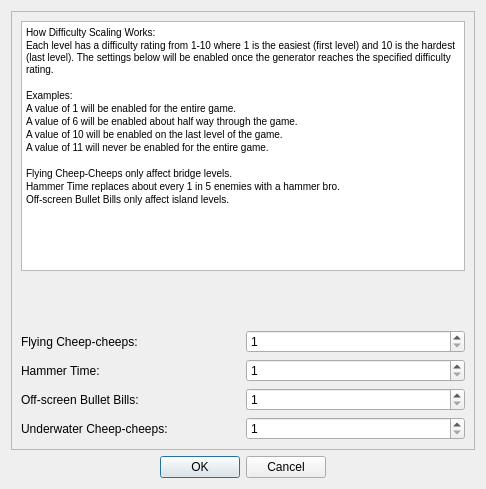
Old version of the form SMB1/SMB1_Compliance_To_SMB1/Configure_Difficulty_Form.ui in the repository Coolcord/Level-Headed.
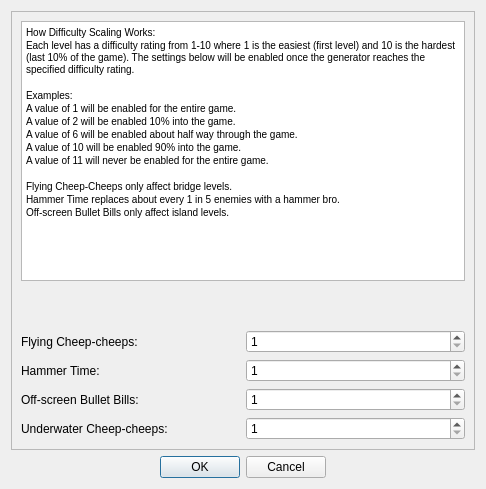
New version of the form.

Commit message: Updated the Difficulty Scaling description

The edit to the form file:
```diff
--- a/SMB1/SMB1_Compliance_To_SMB1/Configure_Difficulty_Form.ui
+++ b/SMB1/SMB1_Compliance_To_SMB1/Configure_Difficulty_Form.ui
@@ -36,7 +36,7 @@
            <property name="minimumSize">
             <size>
              <width>0</width>
-             <height>250</height>
+             <height>260</height>
             </size>
            </property>
            <property name="html">
@@ -45,12 +45,13 @@
 p, li { white-space: pre-wrap; }
 &lt;/style&gt;&lt;/head&gt;&lt;body style=&quot; font-family:'MS Shell Dlg 2'; font-size:7.8pt; font-weight:400; font-style:normal;&quot;&gt;
 &lt;p style=&quot; margin-top:0px; margin-bottom:0px; margin-left:0px; margin-right:0px; -qt-block-indent:0; text-indent:0px;&quot;&gt;How Difficulty Scaling Works:&lt;/p&gt;
-&lt;p style=&quot; margin-top:0px; margin-bottom:0px; margin-left:0px; margin-right:0px; -qt-block-indent:0; text-indent:0px;&quot;&gt;Each level has a difficulty rating from 1-10 where 1 is the easiest (first level) and 10 is the hardest (last level). The settings below will be enabled once the generator reaches the specified difficulty rating.&lt;/p&gt;
+&lt;p style=&quot; margin-top:0px; margin-bottom:0px; margin-left:0px; margin-right:0px; -qt-block-indent:0; text-indent:0px;&quot;&gt;Each level has a difficulty rating from 1-10 where 1 is the easiest (first level) and 10 is the hardest (last 10% of the game). The settings below will be enabled once the generator reaches the specified difficulty rating.&lt;/p&gt;
 &lt;p style=&quot;-qt-paragraph-type:empty; margin-top:0px; margin-bottom:0px; margin-left:0px; margin-right:0px; -qt-block-indent:0; text-indent:0px;&quot;&gt;&lt;br /&gt;&lt;/p&gt;
 &lt;p style=&quot; margin-top:0px; margin-bottom:0px; margin-left:0px; margin-right:0px; -qt-block-indent:0; text-indent:0px;&quot;&gt;Examples:&lt;/p&gt;
 &lt;p style=&quot; margin-top:0px; margin-bottom:0px; margin-left:0px; margin-right:0px; -qt-block-indent:0; text-indent:0px;&quot;&gt;A value of 1 will be enabled for the entire game.&lt;/p&gt;
+&lt;p style=&quot; margin-top:0px; margin-bottom:0px; margin-left:0px; margin-right:0px; -qt-block-indent:0; text-indent:0px;&quot;&gt;A value of 2 will be enabled 10% into the game.&lt;/p&gt;
 &lt;p style=&quot; margin-top:0px; margin-bottom:0px; margin-left:0px; margin-right:0px; -qt-block-indent:0; text-indent:0px;&quot;&gt;A value of 6 will be enabled about half way through the game.&lt;/p&gt;
-&lt;p style=&quot; margin-top:0px; margin-bottom:0px; margin-left:0px; margin-right:0px; -qt-block-indent:0; text-indent:0px;&quot;&gt;A value of 10 will be enabled on the last level of the game.&lt;/p&gt;
+&lt;p style=&quot; margin-top:0px; margin-bottom:0px; margin-left:0px; margin-right:0px; -qt-block-indent:0; text-indent:0px;&quot;&gt;A value of 10 will be enabled 90% into the game.&lt;/p&gt;
 &lt;p style=&quot; margin-top:0px; margin-bottom:0px; margin-left:0px; margin-right:0px; -qt-block-indent:0; text-indent:0px;&quot;&gt;A value of 11 will never be enabled for the entire game.&lt;/p&gt;
 &lt;p style=&quot;-qt-paragraph-type:empty; margin-top:0px; margin-bottom:0px; margin-left:0px; margin-right:0px; -qt-block-indent:0; text-indent:0px;&quot;&gt;&lt;br /&gt;&lt;/p&gt;
 &lt;p style=&quot; margin-top:0px; margin-bottom:0px; margin-left:0px; margin-right:0px; -qt-block-indent:0; text-indent:0px;&quot;&gt;Flying Cheep-Cheeps only affect bridge levels.&lt;/p&gt;
```
